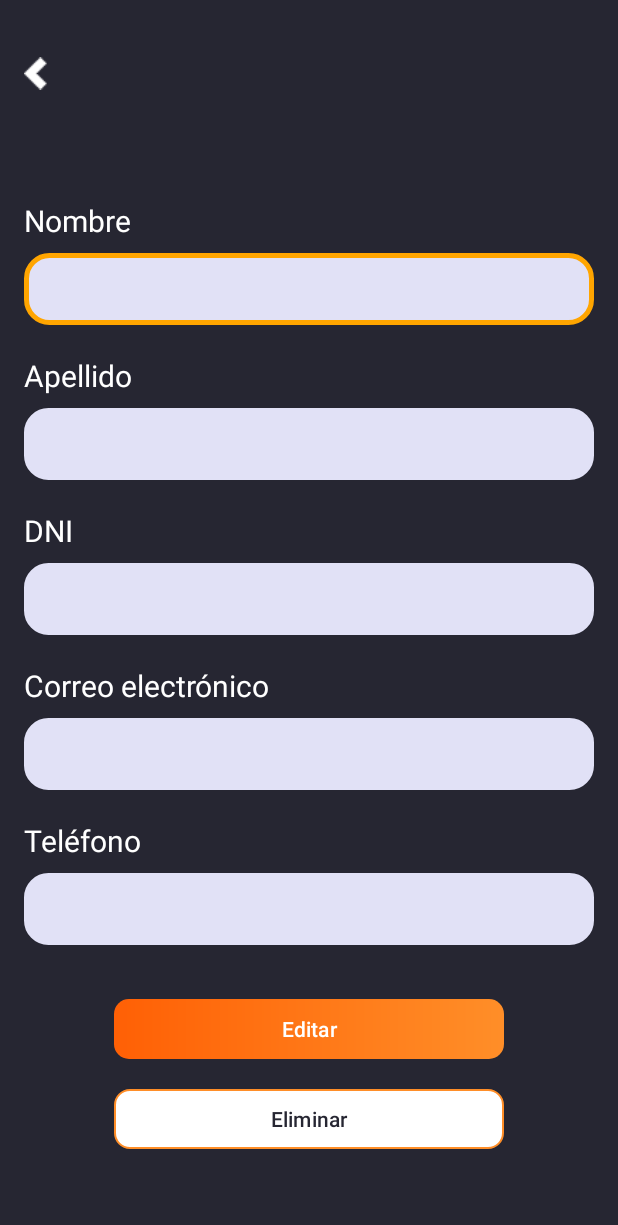
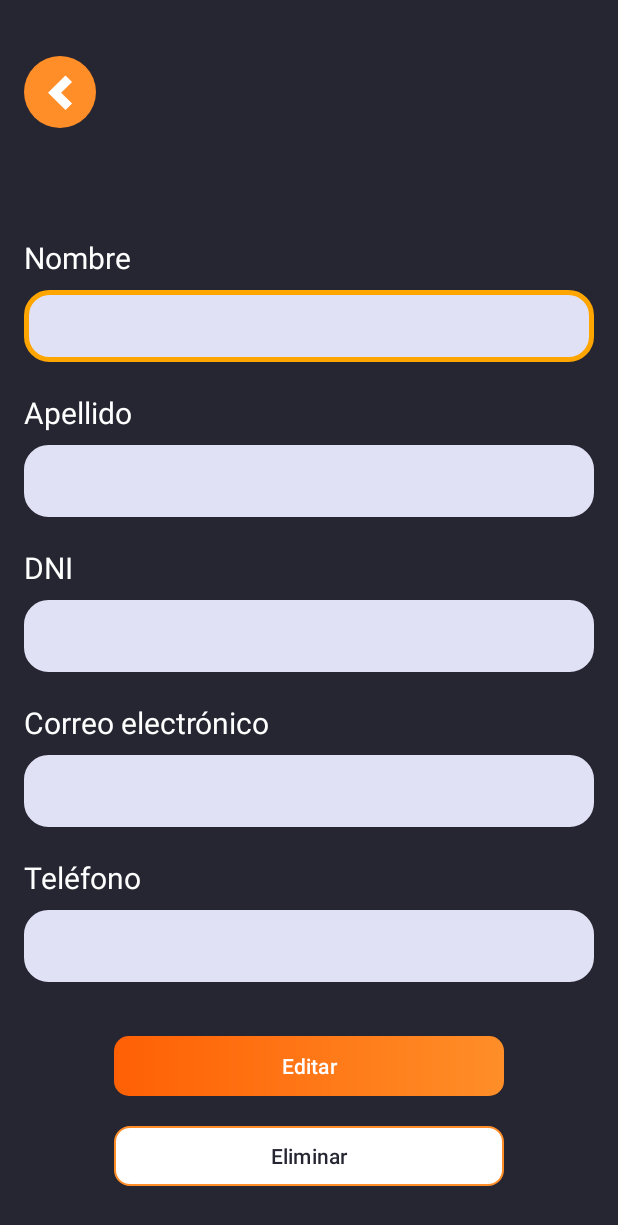
Before and after one commit to grupoA7ISPC/MisRutinas-PracticasProfesionalizante, an Android app: the VerEntrenadorActivity screen opened directly, with no data from a screen before it, on a phone screen of 412 x 824 dp. Shown: the top 1225 px of the screen. Run offline under Robolectric (Android 15) with nearby library versions, the phone set to English and light mode, and no system bars; 1 statement that could not run was skipped.

Commit message:
Accesibilidad ver entrenador

```diff
--- a/Movil/app/src/main/res/layout/activity_ver_entrenador.xml
+++ b/Movil/app/src/main/res/layout/activity_ver_entrenador.xml
@@ -17,11 +17,13 @@
 
         <ImageView
             android:id="@+id/volverListaEntrenadores"
-            android:layout_width="16.03dp"
-            android:layout_height="23dp"
+            android:layout_width="wrap_content"
+            android:layout_height="wrap_content"
             android:layout_marginTop="21dp"
             android:onClick="btnVolverListaEntrenador"
-            android:src="@mipmap/flecha_volver" />
+            android:src="@drawable/volver"
+            android:contentDescription="@string/btnVolver"
+            />
 
         <TextView
             android:id="@+id/textNombreApellido"
```
